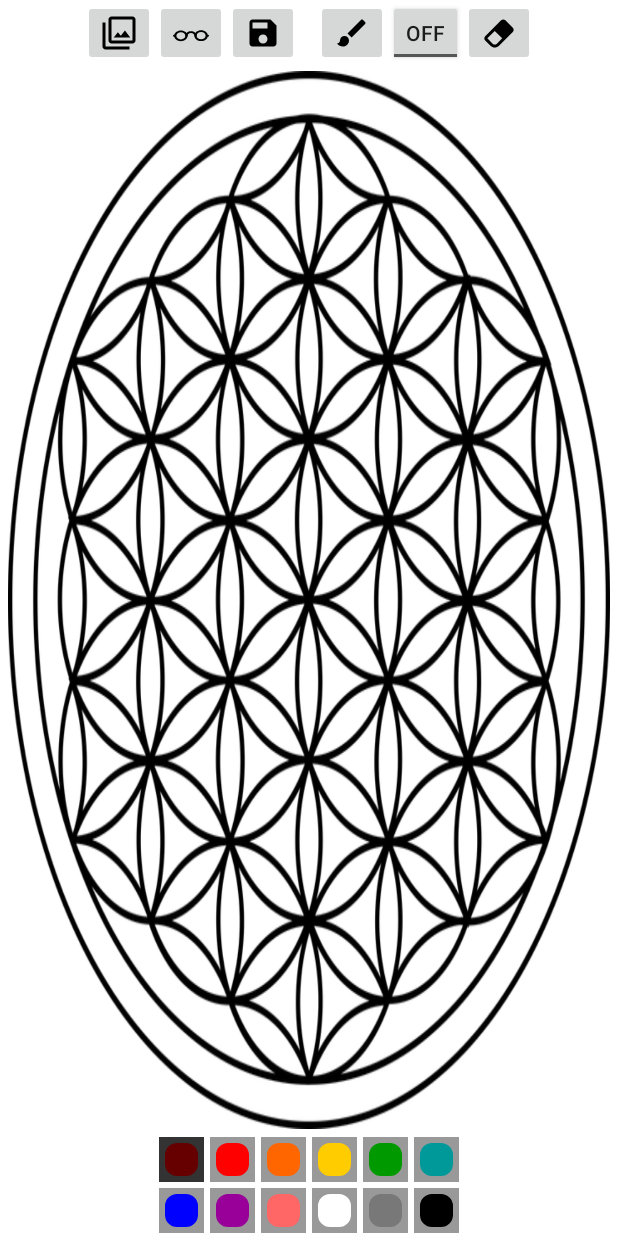
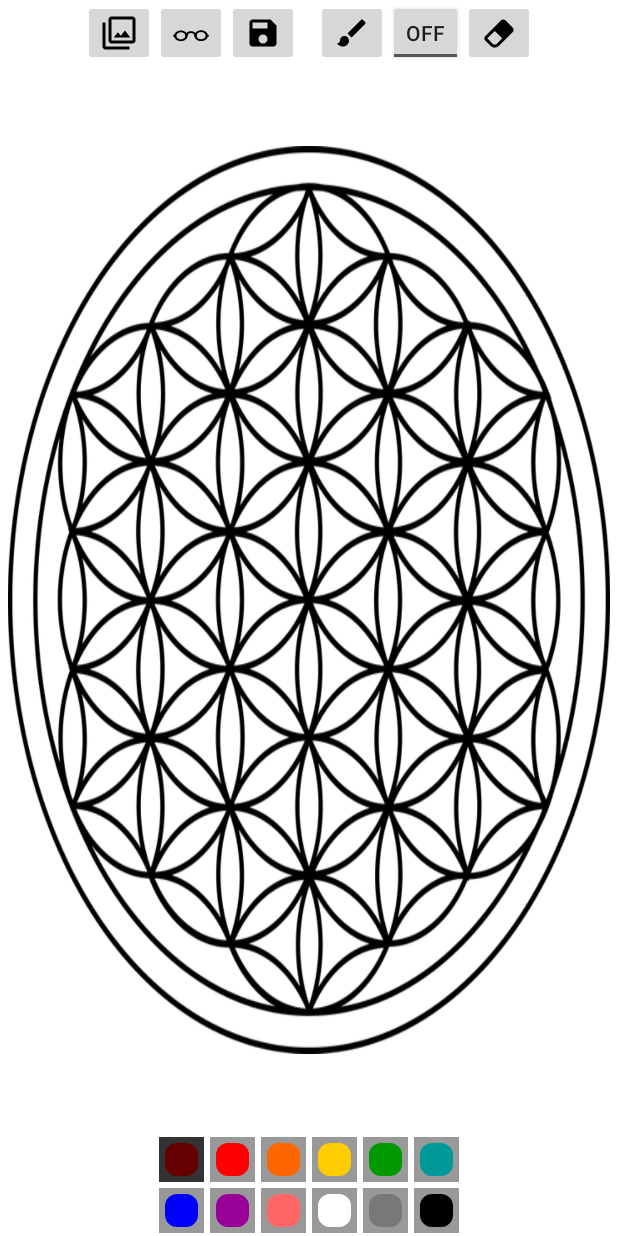
Before and after one commit to mk187382/Olympia, an Android app: the DrawingBoardActivity screen opened directly, with no data from a screen before it, on a phone screen of 412 x 824 dp. Run offline under Robolectric (Android 15) with nearby library versions, the phone set to English and light mode, and no system bars; 1 statement that could not run was skipped.

Commit message:
better scaled mandalas

```diff
--- a/app/src/main/AndroidManifest.xml
+++ b/app/src/main/AndroidManifest.xml
@@ -10,7 +10,8 @@
         android:icon="@mipmap/ic_launcher"
         android:label="@string/app_name"
         android:supportsRtl="true"
-        android:theme="@style/AppTheme">
+        android:theme="@style/AppTheme"
+        >
 
         <service android:name="com.olympicwinners.olympia.MusicService"
             android:enabled="true"/>
@@ -39,7 +40,9 @@
             android:name=".DrawingBoardActivity"
             android:configChanges="orientation|keyboardHidden|screenSize"
             android:label="@string/app_name"
-            android:theme="@style/FullscreenTheme">
+            android:theme="@style/FullscreenTheme"
+            android:adjustViewBounds="true"
+            android:scaleType="fitCenter">
         </activity>
         <activity android:name=".AboutOlympia"></activity>
     </application>
--- a/app/src/main/res/layout/activity_drawing_board.xml
+++ b/app/src/main/res/layout/activity_drawing_board.xml
@@ -6,7 +6,9 @@
     xmlns:app="http://schemas.android.com/apk/res-auto"
     android:background="#ffffff"
     tools:context="com.olympicwinners.olympia.DrawingBoardActivity"
-    android:orientation="vertical">
+    android:orientation="vertical"
+    android:adjustViewBounds="true"
+    android:scaleType="fitCenter">
 
     <LinearLayout
         android:layout_width="wrap_content"
@@ -62,17 +64,27 @@
 
     </LinearLayout>
 
+    <Space
+        android:layout_width="match_parent"
+        android:layout_height="50dp" />
+
     <com.olympicwinners.olympia.DrawingView
         android:id="@+id/drawing"
         android:layout_width="match_parent"
-        android:layout_height="0dp"
+        android:layout_height="wrap_content"
         android:layout_marginBottom="3dp"
         android:layout_marginLeft="5dp"
         android:layout_marginRight="5dp"
         android:layout_marginTop="3dp"
-        android:layout_weight="1"
-        android:background="#FFFFFFFF" />
+        android:layout_weight="0.63"
+        android:background="#FFFFFFFF"
+        android:adjustViewBounds="true"
+        android:scaleType="fitCenter"/>
     <!-- Top Row -->
+    <Space
+        android:layout_width="match_parent"
+        android:layout_height="50dp" />
+
     <LinearLayout
         android:id="@+id/paint_colors"
         android:layout_width="wrap_content"
```
